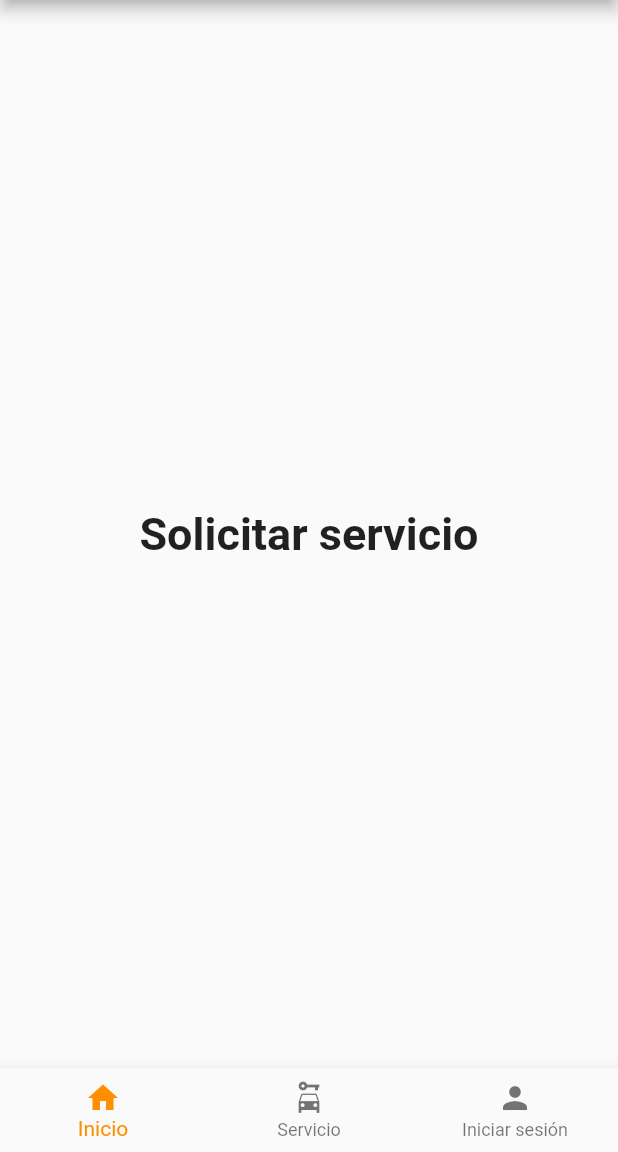
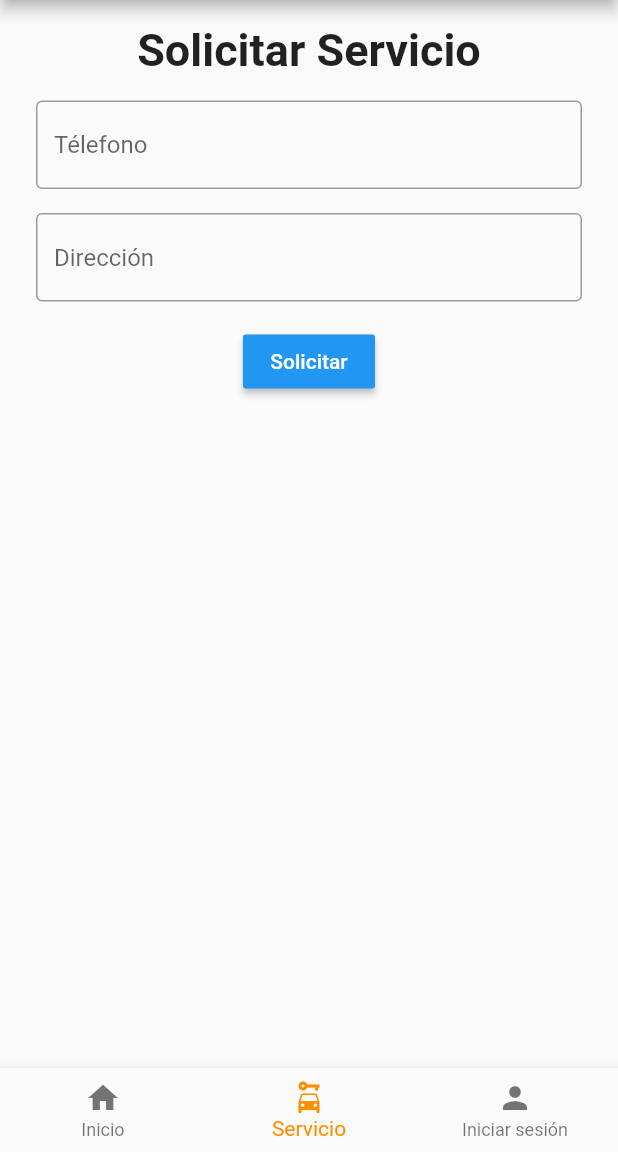
Before and after one commit to DavidPyn27/finalFlutter, a Flutter app: the screen it shows after launch, item 2 of the bottom bar chosen, on a phone screen of 412 x 824 dp, the part 84-1236 px from its top. Run offline on Flutter 3.47's test engine with Material 2 defaults, Android fonts, the phone set to English and light mode, and no system bars; our stand-ins replace connectivity_plus, flutter_bloc, rxdart.

Commit message:
formulario de solicitar servicio terminado

```diff
--- a/tele_taxi/lib/src/widgets/form_service.dart
+++ b/tele_taxi/lib/src/widgets/form_service.dart
@@ -1,8 +1,9 @@
 import 'package:flutter/material.dart';
 
-void main() => runApp(FormService());
+void main() => runApp(const FormService());
 
 class FormService extends StatefulWidget {
+  const FormService();
   @override
   FormServiceState createState() {
     return FormServiceState();
@@ -10,18 +11,72 @@ class FormService extends StatefulWidget {
 }
 
 class FormServiceState extends State<FormService> {
-    // Crea una clave global que identificará de manera única el widget Form
-    // y nos permita validar el formulario
-    //
-    // Nota: Esto es un `GlobalKey<FormState>`, no un GlobalKey<MyCustomFormState>!
     final _formKey = GlobalKey<FormState>();
-
     @override
     Widget build(BuildContext context) {
-      // Cree un widget Form usando el _formKey que creamos anteriormente
+      const TextStyle optionStyle =
+      TextStyle(fontSize: 30, fontWeight: FontWeight.bold,color: Colors.black87);
       return Form(
           key: _formKey,
-          child: // Construiremos esto en los siguientes pasos!
+          child: Padding(
+            child: Column(
+              crossAxisAlignment: CrossAxisAlignment.center,
+              children: <Widget>[
+                const Text(
+                  'Solicitar Servicio',
+                  style: optionStyle,
+                ),
+                Padding(
+                    child: TextFormField(
+                      keyboardType: TextInputType.phone,
+                      decoration: const InputDecoration(
+                        border: OutlineInputBorder(),
+                        hintText: 'Télefono',
+                      ),
+                      validator: (value) {
+                        if (value!.isEmpty) {
+                          return 'Ingrese su télefono';
+                        }
+                        return null;
+                      },
+                    ),
+                    padding: const EdgeInsets.only(top: 16),
+                ),
+                Padding(
+                  child: TextFormField(
+                    keyboardType: TextInputType.streetAddress,
+                    decoration: const InputDecoration(
+                      border: OutlineInputBorder(),
+                      hintText: 'Dirección',
+                    ),
+                    validator: (value) {
+                      if (value!.isEmpty) {
+                        return 'Ingrese la dirección';
+                      }
+                      return null;
+                    },
+                  ),
+                  padding: const EdgeInsets.only(top: 16),
+                ),
+
+                Padding(
+                  padding: const EdgeInsets.symmetric(vertical: 16.0),
+                  child: MaterialButton(
+                    onPressed: () {
+                      if (_formKey.currentState!.validate()) {
+
+                        Scaffold.of(context).showSnackBar(const SnackBar(content: Text('Solicitando servicios')));
+                      }
+                    },
+                    child: const Text('Solicitar'),
+                    color:  Colors.blue,
+                    textColor: Colors.white,
+                  ),
+                ),
+              ],
+            ),
+            padding: const EdgeInsets.only(left: 24.0, right: 24.0, top: 16.0),
+          )
       );
     }
   }
--- a/tele_taxi/lib/src/widgets/menu.dart
+++ b/tele_taxi/lib/src/widgets/menu.dart
@@ -1,4 +1,5 @@
 import 'package:flutter/material.dart';
+import 'package:tele_taxi/src/widgets/form_service.dart';
 
 void main() => runApp(const Menu());
 
@@ -10,6 +11,7 @@ class Menu extends StatelessWidget {
   @override
   Widget build(BuildContext context) {
     return const MaterialApp(
+      debugShowCheckedModeBanner: false,
       title: _title,
       home: MyStatefulWidget(),
     );
@@ -32,10 +34,7 @@ class _MyStatefulWidgetState extends State<MyStatefulWidget> {
       'Inicio',
       style: optionStyle,
     ),
-    Text(
-      'Solicitar servicio',
-      style: optionStyle,
-    ),
+    FormService(),
     Text(
       'Iniciar sesión',
       style: optionStyle,
@@ -72,6 +71,7 @@ class _MyStatefulWidgetState extends State<MyStatefulWidget> {
             label: 'Iniciar sesión',
           ),
         ],
+        currentIndex: _selectedIndex,
         selectedItemColor: Colors.amber[800],
         onTap: _onItemTapped,
       ),
```
